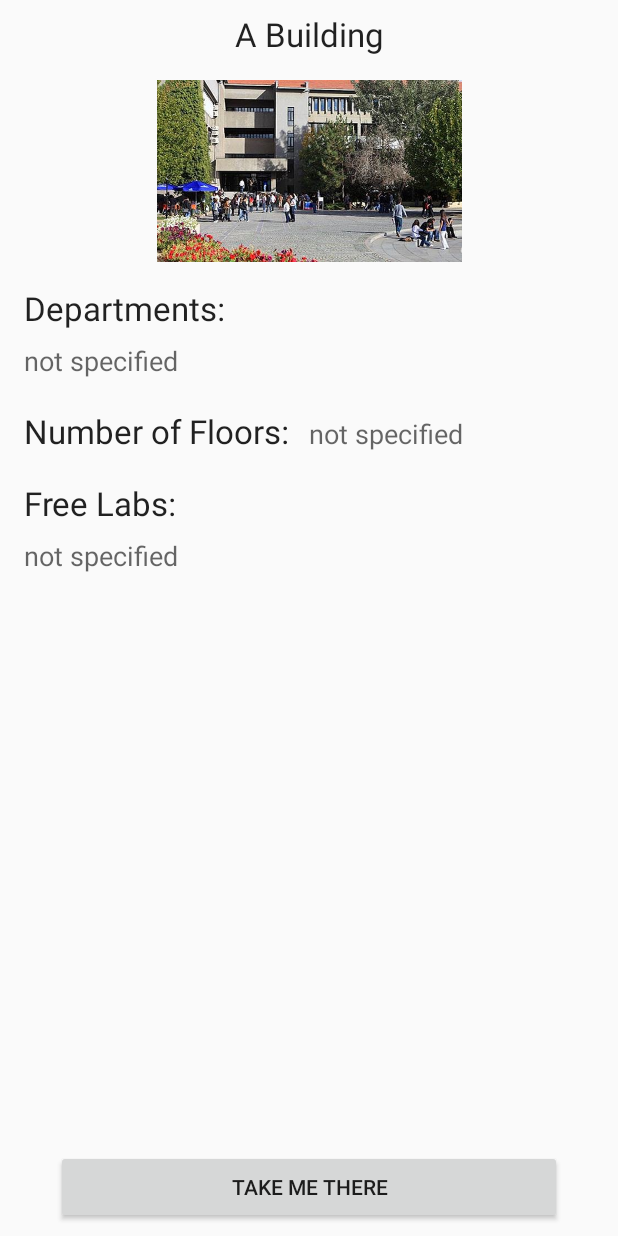
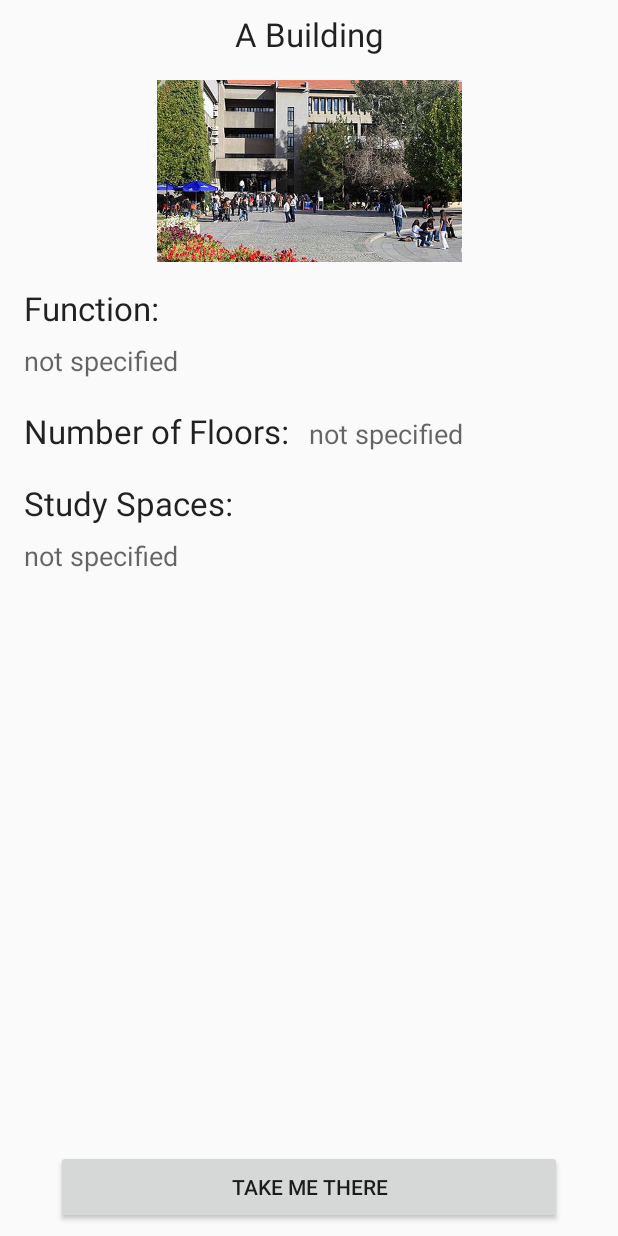
Before and after one commit to Dogacel/Bilkent-University-GO, an Android app: the BuildingInfoActivity screen opened directly, with no data from a screen before it, on a phone screen of 412 x 824 dp. Run offline under Robolectric (Android 15) with nearby library versions, the phone set to English and light mode, and no system bars; 1 statement that could not run was skipped.

Commit message:
Fixed javascript building panels.

```diff
--- a/app/src/main/java/ar/kudan/eu/kudansimple/activities/BuildingInfoActivity.java
+++ b/app/src/main/java/ar/kudan/eu/kudansimple/activities/BuildingInfoActivity.java
@@ -6,7 +6,6 @@ import android.support.v4.view.PagerAdapter;
 import android.support.v4.view.ViewPager;
 import android.support.v7.app.AppCompatActivity;
 import android.os.Bundle;
-import android.util.Log;
 import android.view.LayoutInflater;
 import android.view.View;
 import android.view.ViewGroup;
@@ -38,9 +37,9 @@ public class BuildingInfoActivity extends AppCompatActivity {
         //setting the info texts
         if (infoTexts.length == 4) { // to prevent any errors to be caused by lack of information
             ((TextView) findViewById(R.id.building_name)).setText(infoTexts[0]);
-            ((TextView) findViewById(R.id.departments_info)).setText(infoTexts[1]);
+            ((TextView) findViewById(R.id.building_function_info)).setText(infoTexts[1]);
             ((TextView) findViewById(R.id.num_floors_info)).setText(infoTexts[2]);
-            ((TextView) findViewById(R.id.free_labs_info)).setText(infoTexts[3]);
+            ((TextView) findViewById(R.id.study_spaces_info)).setText(infoTexts[3]);
         }
 
         if (intent.getStringExtra(Constants.EXTRA_MESSAGE_SOURCE).equals(ARViewActivity.IS_SOURCE)) {
--- a/app/src/main/res/layout/activity_building_info.xml
+++ b/app/src/main/res/layout/activity_building_info.xml
@@ -18,7 +18,7 @@
         app:layout_constraintTop_toBottomOf="@+id/building_name" />
 
     <TextView
-        android:id="@+id/departments_info"
+        android:id="@+id/building_function_info"
         android:layout_width="0dp"
         android:layout_height="wrap_content"
         android:layout_marginEnd="16dp"
@@ -30,7 +30,7 @@
         app:layout_constraintEnd_toEndOf="parent"
         app:layout_constraintHorizontal_bias="0.0"
         app:layout_constraintStart_toStartOf="parent"
-        app:layout_constraintTop_toBottomOf="@+id/departments_label" />
+        app:layout_constraintTop_toBottomOf="@+id/building_function_label" />
 
     <TextView
         android:id="@+id/num_floors_info"
@@ -47,7 +47,7 @@
         app:layout_constraintStart_toEndOf="@+id/num_floors_label" />
 
     <TextView
-        android:id="@+id/free_labs_info"
+        android:id="@+id/study_spaces_info"
         android:layout_width="0dp"
         android:layout_height="wrap_content"
         android:layout_marginEnd="16dp"
@@ -59,7 +59,7 @@
         app:layout_constraintEnd_toEndOf="parent"
         app:layout_constraintHorizontal_bias="0.0"
         app:layout_constraintStart_toStartOf="parent"
-        app:layout_constraintTop_toBottomOf="@+id/free_labs_label" />
+        app:layout_constraintTop_toBottomOf="@+id/study_spaces_label" />
 
     <Button
         android:id="@+id/take_there"
@@ -76,7 +76,7 @@
         app:layout_constraintBottom_toBottomOf="parent"
         app:layout_constraintEnd_toEndOf="parent"
         app:layout_constraintStart_toStartOf="parent"
-        app:layout_constraintTop_toBottomOf="@+id/free_labs_info"
+        app:layout_constraintTop_toBottomOf="@+id/study_spaces_info"
         app:layout_constraintVertical_bias="1.0" />
 
     <TextView
@@ -84,7 +84,6 @@
         android:layout_width="wrap_content"
         android:layout_height="wrap_content"
         android:layout_marginTop="8dp"
-        android:text="TextView"
         android:textAppearance="@android:style/TextAppearance.Material.Large"
         app:layout_constraintBottom_toTopOf="@+id/infoPictures"
         app:layout_constraintEnd_toEndOf="parent"
@@ -93,13 +92,12 @@
         app:layout_constraintVertical_bias="0.0" />
 
     <TextView
-        android:id="@+id/departments_label"
+        android:id="@+id/building_function_label"
         android:layout_width="wrap_content"
         android:layout_height="wrap_content"
-        android:layout_marginLeft="16dp"
         android:layout_marginStart="16dp"
         android:layout_marginTop="16dp"
-        android:text="Departments: "
+        android:text="Function: "
         android:textAppearance="@android:style/TextAppearance.Material.Large"
         app:layout_constraintStart_toStartOf="parent"
         app:layout_constraintTop_toBottomOf="@+id/infoPictures" />
@@ -114,16 +112,15 @@
         android:text="Number of Floors: "
         android:textAppearance="@android:style/TextAppearance.Material.Large"
         app:layout_constraintStart_toStartOf="parent"
-        app:layout_constraintTop_toBottomOf="@+id/departments_info" />
+        app:layout_constraintTop_toBottomOf="@+id/building_function_info" />
 
     <TextView
-        android:id="@+id/free_labs_label"
+        android:id="@+id/study_spaces_label"
         android:layout_width="wrap_content"
         android:layout_height="wrap_content"
-        android:layout_marginLeft="16dp"
         android:layout_marginStart="16dp"
         android:layout_marginTop="16dp"
-        android:text="Free Labs: "
+        android:text="Study Spaces:"
         android:textAppearance="@android:style/TextAppearance.Material.Large"
         app:layout_constraintStart_toStartOf="parent"
         app:layout_constraintTop_toBottomOf="@+id/num_floors_label" />
```
Also changed, not shown: app/src/main/java/ar/kudan/eu/kudansimple/activities/interfaces/WebAppInterface.java (+4 -11 lines), 1 other file.
